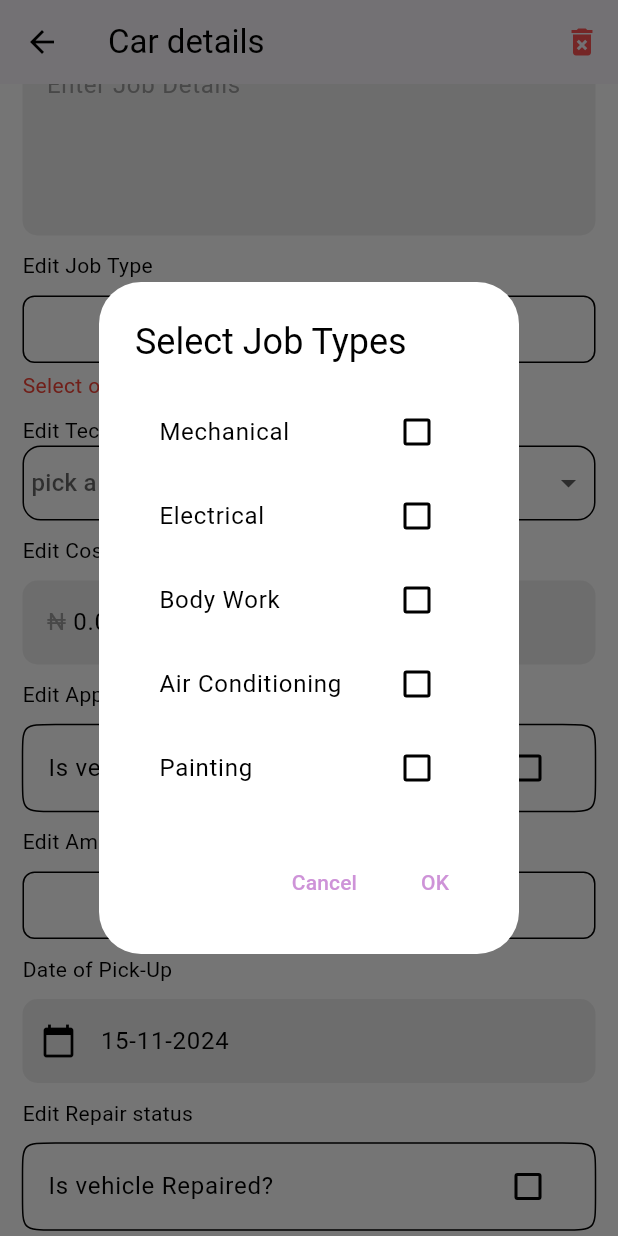
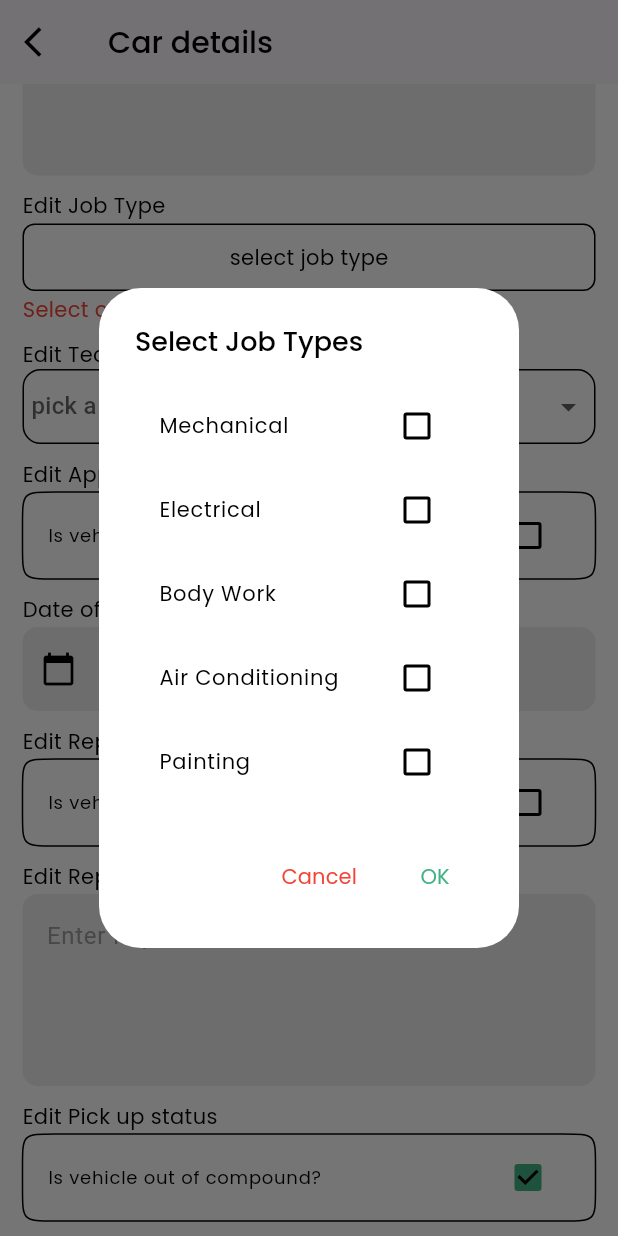
Before and after one commit to Victor-chiemerie/Solomento-records, a Flutter app: the EditCarPage screen opened directly with empty values, scrolled down 576 dp, after a tap on "select job type", on a phone screen of 412 x 824 dp. Run offline on Flutter 3.47's test engine with Material 3 defaults, Android fonts, the phone set to English and light mode, and no system bars; our stand-ins replace bloc, cloud_firestore, equatable, firebase_auth, firebase_core, flutter_bloc and 1 more; accounts and stored records are empty.

Commit message:
enable admins to edit car details

```diff
--- a/lib/Components/format_amount.dart
+++ b/lib/Components/format_amount.dart
@@ -4,8 +4,8 @@ String formatAmount(int amount) {
   // convert String value to double value
   final doubleAmount = double.parse(amount.toString());
   // Format the amount with commas for thousands and two decimal places
-  final formattedAmount =
-      NumberFormat('#,##0.00', 'en_US').format(doubleAmount);
+  final formattedAmount = NumberFormat('#,##0', 'en_US').format(doubleAmount);
+  // NumberFormat('#,##0.00', 'en_US').format(doubleAmount);
 
   return formattedAmount;
 }
--- a/lib/Components/multiSelectDialog.dart
+++ b/lib/Components/multiSelectDialog.dart
@@ -1,4 +1,6 @@
 import 'package:flutter/material.dart';
+import 'package:solomento_records/UI/Theme/color_theme.dart';
+import 'package:solomento_records/UI/Theme/text_theme.dart';
 
 class MultiSelectDialog extends StatefulWidget {
   final List<String> jobTypes;
@@ -26,13 +28,14 @@ class _MultiSelectDialogState extends State<MultiSelectDialog> {
   @override
   Widget build(BuildContext context) {
     return AlertDialog(
-      title: const Text("Select Job Types"),
+      title: Text("Select Job Types", style: TextThemes.headline1,),
       content: SingleChildScrollView(
         child: Column(
           children: widget.jobTypes.map((jobType) {
             return CheckboxListTile(
-              title: Text(jobType),
+              title: Text(jobType, style: TextThemes.text),
               value: _tempSelectedJobTypes.contains(jobType),
+              activeColor: AppColor.mainGreen,
               onChanged: (bool? selected) {
                 setState(() {
                   if (selected == true) {
@@ -48,13 +51,13 @@ class _MultiSelectDialogState extends State<MultiSelectDialog> {
       ),
       actions: [
         TextButton(
-          child: const Text("Cancel"),
+          child: Text("Cancel", style: TextThemes.text.copyWith(color: Colors.red),),
           onPressed: () {
             Navigator.pop(context);
           },
         ),
         TextButton(
-          child: const Text("OK"),
+          child: Text("OK", style: TextThemes.text.copyWith(color: AppColor.mainGreen),),
           onPressed: () {
             Navigator.pop(context, _tempSelectedJobTypes);
           },
--- a/lib/UI/cars/edit_car_page.dart
+++ b/lib/UI/cars/edit_car_page.dart
@@ -7,6 +7,8 @@ import 'package:solomento_records/Components/multiSelectDialog.dart';
 import 'package:solomento_records/Components/screen_size.dart';
 import 'package:solomento_records/Logic/blocs/save_data_bloc/save_data_bloc.dart';
 import 'package:solomento_records/Logic/cubits/get_data_cubit/get_data_cubit.dart';
+import 'package:solomento_records/UI/Theme/color_theme.dart';
+import 'package:user_repository/user_repository.dart';
 import '../../Components/custom_button.dart';
 import '../../Components/deleteData.dart';
 import '../../Components/format_amount.dart';
@@ -16,7 +18,9 @@ import '../../Components/text_field.dart';
 import 'package:intl/intl.dart';
 import 'package:cloud_firestore/cloud_firestore.dart';
 
+import '../../Logic/blocs/my_user_bloc/my_user_bloc.dart';
 import '../../Logic/cubits/delete_data_cubit/delete_data_cubit.dart';
+import '../Theme/text_theme.dart';
 
 class EditCarPage extends StatefulWidget {
   const EditCarPage({super.key, required this.car});
@@ -65,6 +69,7 @@ class _EditCarPageState extends State<EditCarPage> {
   List<String> selectedJobTypes = [];
   List<Map<String, dynamic>> paymentHistory = [];
   late Car newCar;
+  late MyUser user;
   double amountPaid = 0;
   String? selectedTechnician; // Variable to store the technician
   DateTime? selectedDate;
@@ -72,6 +77,7 @@ class _EditCarPageState extends State<EditCarPage> {
   @override
   void initState() {
     newCar = widget.car;
+    user = BlocProvider.of<MyUserBloc>(context).state.user!;
     modelNameController.text = newCar.modelName;
     plateNumberController.text = newCar.plateNumber;
     serviceAdviserController.text = newCar.serviceAdviser;
@@ -120,8 +126,16 @@ class _EditCarPageState extends State<EditCarPage> {
       child: Scaffold(
         backgroundColor: Colors.white,
         appBar: AppBar(
-          title: const Text('Car details'),
+          leading: IconButton(
+            onPressed: () => Navigator.pop(context),
+            icon: const Icon(Icons.arrow_back_ios),
+          ),
+          title: Text(
+            'Car details',
+            style: TextThemes.headline1.copyWith(fontSize: 20),
+          ),
           actions: [
+            if (user.userType == 'admin')
               BlocListener<DeleteDataCubit, DeleteDataState>(
                 listener: (context, state) {
                   if (state.status == DeleteDataStatus.success) {
@@ -184,8 +198,8 @@ class _EditCarPageState extends State<EditCarPage> {
                   const SizedBox(height: 20),
 
                   // Model name
-                  const Text('Edit Model Name'),
-                  const SizedBox(height: 10),
+                  Text('Edit Model Name', style: TextThemes.text),
+                  const SizedBox(height: 2),
                   MyTextField(
                     controller: modelNameController,
                     hintText: 'Enter Model Name',
@@ -202,8 +216,8 @@ class _EditCarPageState extends State<EditCarPage> {
                   const SizedBox(height: 10),
 
                   // Plate number
-                  const Text('Edit Plate Number'),
-                  const SizedBox(height: 10),
+                  Text('Edit Plate Number', style: TextThemes.text),
+                  const SizedBox(height: 2),
                   MyTextField(
                     controller: plateNumberController,
                     hintText: 'Enter Plate Number',
@@ -220,8 +234,8 @@ class _EditCarPageState extends State<EditCarPage> {
                   const SizedBox(height: 10),
 
                   // Arrival date
-                  const Text('Date of Arrival'),
-                  const SizedBox(height: 10),
+                  Text('Date of Arrival', style: TextThemes.text),
+                  const SizedBox(height: 2),
                   MyTextField(
                     prefixIcon: const Icon(Icons.calendar_today),
                     controller: arrivalDateController,
@@ -234,8 +248,8 @@ class _EditCarPageState extends State<EditCarPage> {
                   const SizedBox(height: 10),
 
                   // Service adviser
-                  const Text('Edit Service Adviser'),
-                  const SizedBox(height: 10),
+                  Text('Edit Service Adviser', style: TextThemes.text),
+                  const SizedBox(height: 2),
                   MyTextField(
                     controller: serviceAdviserController,
                     hintText: 'Enter Service Adviser',
@@ -252,8 +266,8 @@ class _EditCarPageState extends State<EditCarPage> {
                   const SizedBox(height: 10),
 
                   // Job Details
-                  const Text('Edit Job Details'),
-                  const SizedBox(height: 10),
+                  Text('Edit Job Details', style: TextThemes.text),
+                  const SizedBox(height: 2),
                   MyTextField(
                     controller: jobDetailsController,
                     hintText: 'Enter Job Details',
@@ -272,8 +286,8 @@ class _EditCarPageState extends State<EditCarPage> {
                   const SizedBox(height: 10),
 
                   // Job Type
-                  const Text('Edit Job Type'),
-                  const SizedBox(height: 10),
+                  Text('Edit Job Type', style: TextThemes.text),
+                  const SizedBox(height: 2),
                   CustomButton(
                     width: double.infinity,
                     height: 45,
@@ -298,19 +312,15 @@ class _EditCarPageState extends State<EditCarPage> {
                     },
                   ),
 
-                  const SizedBox(height: 5),
+                  const SizedBox(height: 2),
 
                   if (selectedJobTypes.isNotEmpty)
-                    Text(joinArrayContents(selectedJobTypes)),
+                    Text(joinArrayContents(selectedJobTypes),
+                        style: TextThemes.text.copyWith(fontSize: 11.5)),
 
                   if (selectedJobTypes.isEmpty)
-                    const Text(
-                      'Select one job or more',
-                      style: TextStyle(
-                        color: Colors.red,
-                        fontSize: 14,
-                      ),
-                    ),
+                    Text('Select one job or more',
+                        style: TextThemes.text.copyWith(color: Colors.red)),
 
                   const SizedBox(height: 10),
 
@@ -318,9 +328,7 @@ class _EditCarPageState extends State<EditCarPage> {
                   Column(
                     crossAxisAlignment: CrossAxisAlignment.start,
                     children: [
-                      const Text(
-                        "Edit Technician",
-                      ),
+                      Text("Edit Technician", style: TextThemes.text),
                       Container(
                         decoration: BoxDecoration(
                           border: Border.all(),
@@ -333,9 +341,7 @@ class _EditCarPageState extends State<EditCarPage> {
                             padding: const EdgeInsets.symmetric(horizontal: 5),
                             value: selectedTechnician,
                             isExpanded: true,
-                            hint: const Text(
-                              'pick a technician',
-                            ),
+                            hint: const Text('pick a technician'),
                             items: technicians.map(technicianList).toList(),
                             onChanged: (value) {
                               setState(() => selectedTechnician = value);
@@ -349,22 +355,28 @@ class _EditCarPageState extends State<EditCarPage> {
                   const SizedBox(height: 10),
 
                   // Cost
-                  const Text('Edit Cost of repair'),
-                  const SizedBox(height: 10),
+                  if (user.userType == 'admin')
+                    Column(
+                      children: [
+                        Text('Edit Cost of repair', style: TextThemes.text),
+                        const SizedBox(height: 2),
                         MyTextField(
                           controller: costController,
                           hintText: 'Enter Amount',
                           prefixText: '₦ ',
                           obscureText: false,
                           keyboardType: TextInputType.number,
-                    inputFormatters: [FilteringTextInputFormatter.digitsOnly],
+                          inputFormatters: [
+                            FilteringTextInputFormatter.digitsOnly
+                          ],
+                        ),
+                        const SizedBox(height: 10),
+                      ],
                     ),
 
-                  const SizedBox(height: 10),
-
                   // is Approved
-                  const Text('Edit Approval Status'),
-                  const SizedBox(height: 10),
+                  Text('Edit Approval Status', style: TextThemes.text),
+                  const SizedBox(height: 2),
                   CheckboxListTile(
                     value: isApproved,
                     onChanged: (bool? newValue) {
@@ -372,8 +384,9 @@ class _EditCarPageState extends State<EditCarPage> {
                         isApproved = newValue;
                       });
                     },
-                    title: const Text('Is vehicle Approved?'),
-                    activeColor: const Color.fromRGBO(66, 178, 132, 1.0),
+                    title: Text('Is vehicle Approved?',
+                        style: TextThemes.text.copyWith(fontSize: 12)),
+                    activeColor: AppColor.mainGreen,
                     shape: ContinuousRectangleBorder(
                       borderRadius: BorderRadius.circular(22),
                       side: const BorderSide(),
@@ -383,8 +396,11 @@ class _EditCarPageState extends State<EditCarPage> {
                   const SizedBox(height: 10),
 
                   // Payment made
-                  const Text('Edit Amount Paid'),
-                  const SizedBox(height: 10),
+                  if (user.userType == 'admin')
+                    Column(
+                      children: [
+                        Text('Edit Amount Paid', style: TextThemes.text),
+                        const SizedBox(height: 2),
                         CustomButton(
                           width: double.infinity,
                           height: 45,
@@ -396,18 +412,25 @@ class _EditCarPageState extends State<EditCarPage> {
                             showDialog(
                               context: context,
                               builder: (context) => AlertDialog(
-                          title: const Text('Payment History'),
+                                scrollable: true,
+                                title: Text('Payment History',
+                                    style: TextThemes.headline1),
                                 content: Column(
+                                  crossAxisAlignment: CrossAxisAlignment.start,
                                   mainAxisSize: MainAxisSize.min,
                                   children: [
                                     Column(
+                                      crossAxisAlignment:
+                                          CrossAxisAlignment.start,
                                       mainAxisSize: MainAxisSize.min,
                                       children: paymentHistory.map((payment) {
                                         // Convert the Timestamp to DateTIme
                                         DateTime date =
-                                      (payment['date'] as Timestamp).toDate();
+                                            (payment['date'] as Timestamp)
+                                                .toDate();
                                         String formattedDate =
-                                      DateFormat('dd-MM-yyyy').format(date);
+                                            DateFormat('dd-MM-yyyy')
+                                                .format(date);
                                         String formattedAmount =
                                             formatAmount(payment['amount']);
 
@@ -415,10 +438,10 @@ class _EditCarPageState extends State<EditCarPage> {
                                           mainAxisAlignment:
                                               MainAxisAlignment.spaceBetween,
                                           children: [
-                                      Text('₦$formattedAmount',
-                                          style: const TextStyle(fontSize: 16)),
+                                            Text('⚈  ₦$formattedAmount',
+                                                style: TextThemes.text),
                                             Text(formattedDate,
-                                          style: const TextStyle(fontSize: 16)),
+                                                style: TextThemes.text),
                                           ],
                                         );
                                       }).toList(),
@@ -426,8 +449,8 @@ class _EditCarPageState extends State<EditCarPage> {
                                     const SizedBox(height: 10),
 
                                     // Cost
-                              const Text('Add payment'),
-                              const SizedBox(height: 10),
+                                    Text('Add payment', style: TextThemes.text),
+                                    const SizedBox(height: 2),
                                     MyTextField(
                                       controller: paidAmountController,
                                       hintText: 'Enter Amount',
@@ -445,10 +468,12 @@ class _EditCarPageState extends State<EditCarPage> {
                                     CustomButton(
                                       width: double.infinity,
                                       height: 45,
-                                color: const Color.fromRGBO(66, 178, 132, 1.0),
+                                      color: const Color.fromRGBO(
+                                          66, 178, 132, 1.0),
                                       text: 'Add payment',
                                       onPressed: () {
-                                  if (paidAmountController.text.isNotEmpty) {
+                                        if (paidAmountController
+                                            .text.isNotEmpty) {
                                           setState(() {
                                             amountPaid = amountPaid +
                                                 parseDouble(
@@ -456,8 +481,8 @@ class _EditCarPageState extends State<EditCarPage> {
                                             paymentHistory.add({
                                               'amount': parseDouble(
                                                   paidAmountController.text),
-                                        'date':
-                                            Timestamp.fromDate(DateTime.now()),
+                                              'date': Timestamp.fromDate(
+                                                  DateTime.now()),
                                             });
                                           });
                                         }
@@ -471,12 +496,13 @@ class _EditCarPageState extends State<EditCarPage> {
                             );
                           },
                         ),
-
                         const SizedBox(height: 10),
+                      ],
+                    ),
 
                   // Pick-Up date
-                  const Text('Date of Pick-Up'),
-                  const SizedBox(height: 10),
+                  Text('Date of Pick-Up', style: TextThemes.text),
+                  const SizedBox(height: 2),
                   MyTextField(
                     prefixIcon: const Icon(Icons.calendar_today),
                     controller: pickUpDateDateController,
@@ -492,8 +518,8 @@ class _EditCarPageState extends State<EditCarPage> {
                   const SizedBox(height: 10),
 
                   // Repair status
-                  const Text('Edit Repair status'),
-                  const SizedBox(height: 10),
+                  Text('Edit Repair status', style: TextThemes.text),
+                  const SizedBox(height: 2),
                   CheckboxListTile(
                     value: isRepaired,
                     onChanged: (bool? newValue) {
@@ -501,7 +527,8 @@ class _EditCarPageState extends State<EditCarPage> {
                         isRepaired = newValue;
                       });
                     },
-                    title: const Text('Is vehicle Repaired?'),
+                    title: Text('Is vehicle Repaired?',
+                        style: TextThemes.text.copyWith(fontSize: 12)),
                     activeColor: const Color.fromRGBO(66, 178, 132, 1.0),
                     shape: ContinuousRectangleBorder(
                       borderRadius: BorderRadius.circular(22),
@@ -512,8 +539,8 @@ class _EditCarPageState extends State<EditCarPage> {
                   const SizedBox(height: 10),
 
                   // Repair Details
-                  const Text('Edit Repair Details'),
-                  const SizedBox(height: 10),
+                  Text('Edit Repair Details', style: TextThemes.text),
+                  const SizedBox(height: 2),
                   MyTextField(
                     controller: repairDetailsController,
                     hintText: 'Enter Repair Details',
@@ -526,18 +553,18 @@ class _EditCarPageState extends State<EditCarPage> {
                   const SizedBox(height: 10),
 
                   // is Departed
-                  const Text('Edit Pick up status'),
-                  const SizedBox(height: 10),
+                  Text('Edit Pick up status', style: TextThemes.text),
+                  const SizedBox(height: 2),
                   CheckboxListTile(
                     value: isDeparted,
                     onChanged: (bool? newValue) {
                       setState(() {
                         isDeparted = newValue;
                       });
-                      print('Is departed = $isDeparted');
                     },
-                    title: const Text('Is vehicle out of compound?'),
-                    activeColor: const Color.fromRGBO(66, 178, 132, 1.0),
+                    title: Text('Is vehicle out of compound?',
+                        style: TextThemes.text.copyWith(fontSize: 12)),
+                    activeColor: AppColor.mainGreen,
                     shape: ContinuousRectangleBorder(
                       borderRadius: BorderRadius.circular(22),
                       side: const BorderSide(),
@@ -547,6 +574,7 @@ class _EditCarPageState extends State<EditCarPage> {
                   const SizedBox(height: 20),
 
                   // Update record
+                  if (user.userType == 'admin')
                     CustomButton(
                       width: double.infinity,
                       height: 45,
```
Lines whose indentation alone changed are shown as unchanged.
